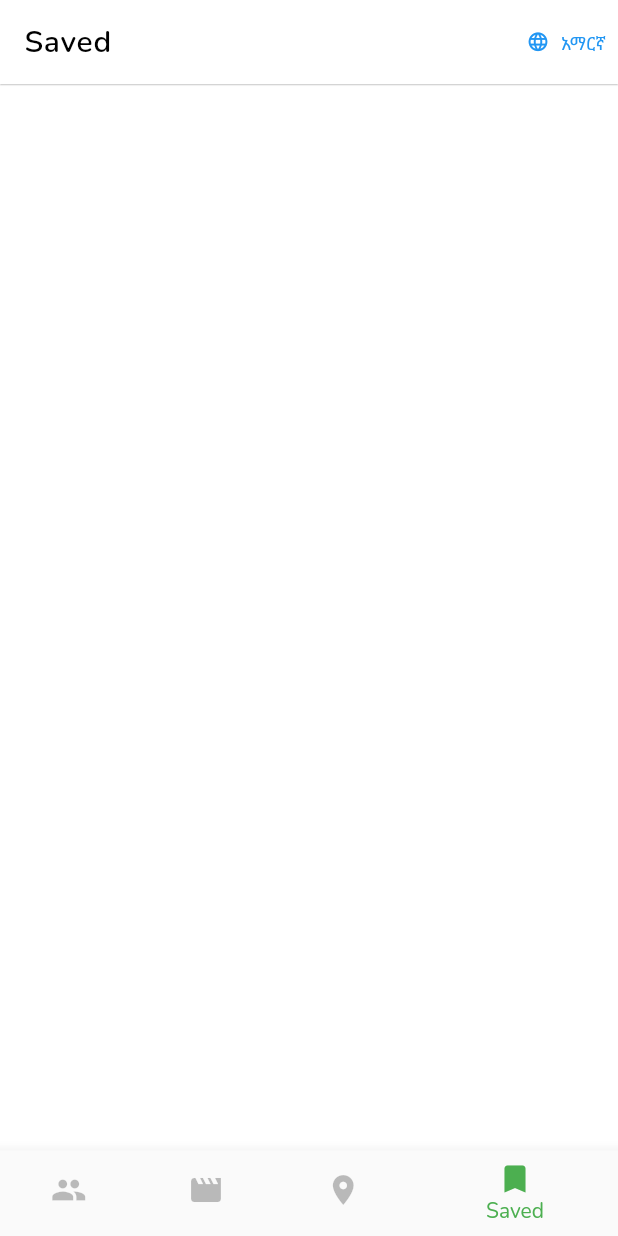
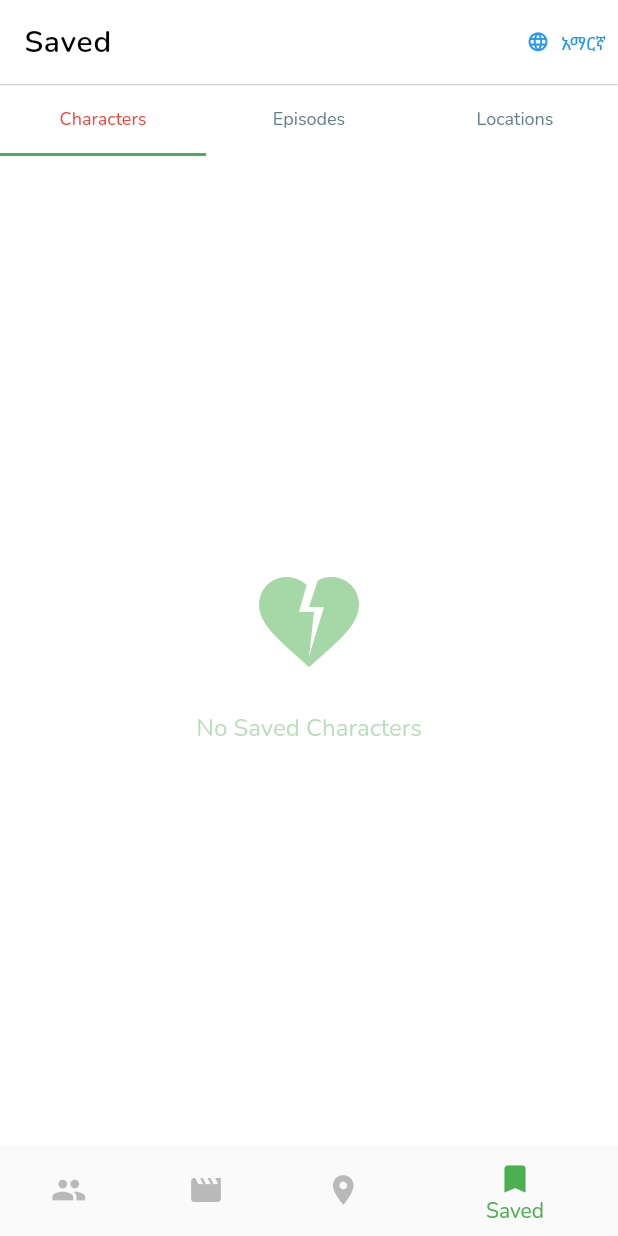
Before and after one commit to TesfahunK/bit-training, a Flutter app: the screen it shows after launch, item 4 of the bottom bar chosen, on a phone screen of 412 x 824 dp. Run offline on Flutter 3.47's test engine with Material 2 defaults, Android fonts, the light colour scheme and no system bars; our stand-ins replace cached_network_image, dartz, drift, easy_localization, flutter_local_notifications, flutter_riverpod and 6 more; accounts and stored records are empty; generated files the repository leaves out were written again; network calls fail.

Commit message:
add drift library and update saved section

```diff
--- a/lib/data/models/character.dart
+++ b/lib/data/models/character.dart
@@ -1,5 +1,8 @@
+// ignore_for_file: non_constant_identifier_names
+
 import 'dart:convert';
 
+import 'package:bit_initial/data/database/local.dart';
 import 'package:bit_initial/data/models/location.dart';
 
 class CharacterModel {
@@ -12,6 +15,7 @@ class CharacterModel {
   final String type;
   final LocationMini location;
   final LocationMini origin;
+  final DateTime? saved_at;
   CharacterModel({
     required this.id,
     required this.name,
@@ -22,6 +26,7 @@ class CharacterModel {
     required this.type,
     required this.location,
     required this.origin,
+    this.saved_at,
   });
 
   CharacterModel copyWith({
@@ -34,6 +39,7 @@ class CharacterModel {
     String? type,
     LocationMini? location,
     LocationMini? origin,
+    DateTime? saved_at,
   }) {
     return CharacterModel(
       id: id ?? this.id,
@@ -45,6 +51,7 @@ class CharacterModel {
       type: type ?? this.type,
       location: location ?? this.location,
       origin: origin ?? this.origin,
+      saved_at: saved_at ?? this.saved_at,
     );
   }
 
@@ -59,6 +66,7 @@ class CharacterModel {
       'type': type,
       'location': location.toMap(),
       'origin': origin.toMap(),
+      'saved_at': saved_at?.millisecondsSinceEpoch,
     };
   }
 
@@ -73,6 +81,24 @@ class CharacterModel {
       type: map['type'] ?? '',
       location: LocationMini.fromMap(map['location']),
       origin: LocationMini.fromMap(map['origin']),
+      saved_at: map['saved_at'] != null
+          ? DateTime.fromMillisecondsSinceEpoch(map['saved_at'])
+          : null,
+    );
+  }
+
+  factory CharacterModel.fromDatabase(Characterz model) {
+    return CharacterModel(
+      saved_at: model.saved_at,
+      id: model.id,
+      name: model.name,
+      gender: model.gender,
+      image: model.image,
+      species: model.species,
+      status: model.status,
+      type: model.type,
+      location: LocationMini.fromJson(model.location),
+      origin: LocationMini.fromJson(model.origin),
     );
   }
 
@@ -83,7 +109,7 @@ class CharacterModel {
 
   @override
   String toString() {
-    return 'CharacterModel(id: $id, name: $name, gender: $gender, image: $image, species: $species, status: $status, type: $type, location: $location, origin: $origin)';
+    return 'CharacterModel(id: $id, name: $name, gender: $gender, image: $image, species: $species, status: $status, type: $type, location: $location, origin: $origin, saved_at: $saved_at)';
   }
 
   @override
@@ -99,7 +125,8 @@ class CharacterModel {
         other.status == status &&
         other.type == type &&
         other.location == location &&
-        other.origin == origin;
+        other.origin == origin &&
+        other.saved_at == saved_at;
   }
 
   @override
@@ -112,6 +139,7 @@ class CharacterModel {
         status.hashCode ^
         type.hashCode ^
         location.hashCode ^
-        origin.hashCode;
+        origin.hashCode ^
+        saved_at.hashCode;
   }
 }
--- a/lib/ui/screens/rick-morty/favourite.dart
+++ b/lib/ui/screens/rick-morty/favourite.dart
@@ -1,12 +1,81 @@
+import 'package:bit_initial/data/database/local.dart';
+import 'package:bit_initial/data/models/character.dart';
+import 'package:bit_initial/ui/widgets/rick-morty/character-card.dart';
+import 'package:bit_initial/utils/injector.dart';
+import 'package:bit_initial/utils/ui/basic-widgets.dart';
+import 'package:easy_localization/easy_localization.dart';
 import 'package:flutter/material.dart';
 
-class SavedItemListScreen extends StatelessWidget {
+class SavedItemListScreen extends StatefulWidget {
   const SavedItemListScreen({Key? key}) : super(key: key);
+
+  @override
+  State<SavedItemListScreen> createState() => _SavedItemListScreenState();
+}
+
+class _SavedItemListScreenState extends State<SavedItemListScreen>
+    with TickerProviderStateMixin {
+  late TabController tabController;
+
+  @override
+  void initState() {
+    tabController = new TabController(length: 3, vsync: this);
+
+    super.initState();
+  }
 
   @override
   Widget build(BuildContext context) {
     return Scaffold(
-      body: Container(),
+      appBar: PreferredSize(
+          child: TabBar(
+              indicatorColor: Colors.green,
+              labelColor: Colors.red,
+              unselectedLabelColor: Colors.blueGrey,
+              unselectedLabelStyle: TextStyle(color: Colors.grey, fontSize: 12),
+              labelStyle: TextStyle(color: Colors.black, fontSize: 12),
+              controller: tabController,
+              tabs: ["characters", "episodes", "locations"]
+                  .map((e) => Tab(
+                        child: Text(tr(e)),
+                      ))
+                  .toList()),
+          preferredSize: Size(double.maxFinite, 50)),
+      body: TabBarView(controller: tabController, children: [
+        CharacterTab(),
+        Container(
+          color: Colors.white,
+        ),
+        Container(
+          color: Colors.white,
+        ),
+      ]),
     );
   }
 }
+
+class CharacterTab extends StatelessWidget {
+  const CharacterTab({Key? key}) : super(key: key);
+
+  @override
+  Widget build(BuildContext context) {
+    return StreamBuilder<List<Characterz>>(
+        initialData: [],
+        stream: getIt
+            .get<BitTrainingDatabase>()
+            .characterDao
+            .getAllSavedCharacters(),
+        builder:
+            (BuildContext context, AsyncSnapshot<List<Characterz>> snapshot) {
+          return snapshot.data!.isEmpty
+              ? emptyList(icon: Icons.heart_broken, msg: "No Saved Characters")
+              : ListView.builder(
+                  itemCount: snapshot.data!.length,
+                  itemBuilder: (BuildContext context, index) {
+                    return CharacterCard(
+                        character:
+                            CharacterModel.fromDatabase(snapshot.data![index]));
+                  });
+        });
+  }
+}
--- a/pubspec.yaml
+++ b/pubspec.yaml
@@ -39,10 +39,16 @@ dependencies:
   dartz:
   rxdart:
   flutter_local_notifications:
+  drift:
+  sqlite3_flutter_libs:
+  path_provider:
+  path:
+  collection:
 
 dev_dependencies:
   flutter_launcher_icons:
   injectable_generator:
+  drift_dev:
   build_runner:
   flutter_test:
     sdk: flutter
```
Also changed, not shown: lib/data/database/local.dart (added, +84 -0 lines), lib/ui/widgets/rick-morty/character-card.dart (+34 -16 lines), lib/data/database/local.g.dart (added), lib/utils/injector.config.dart, pubspec.lock, 3 other files.
